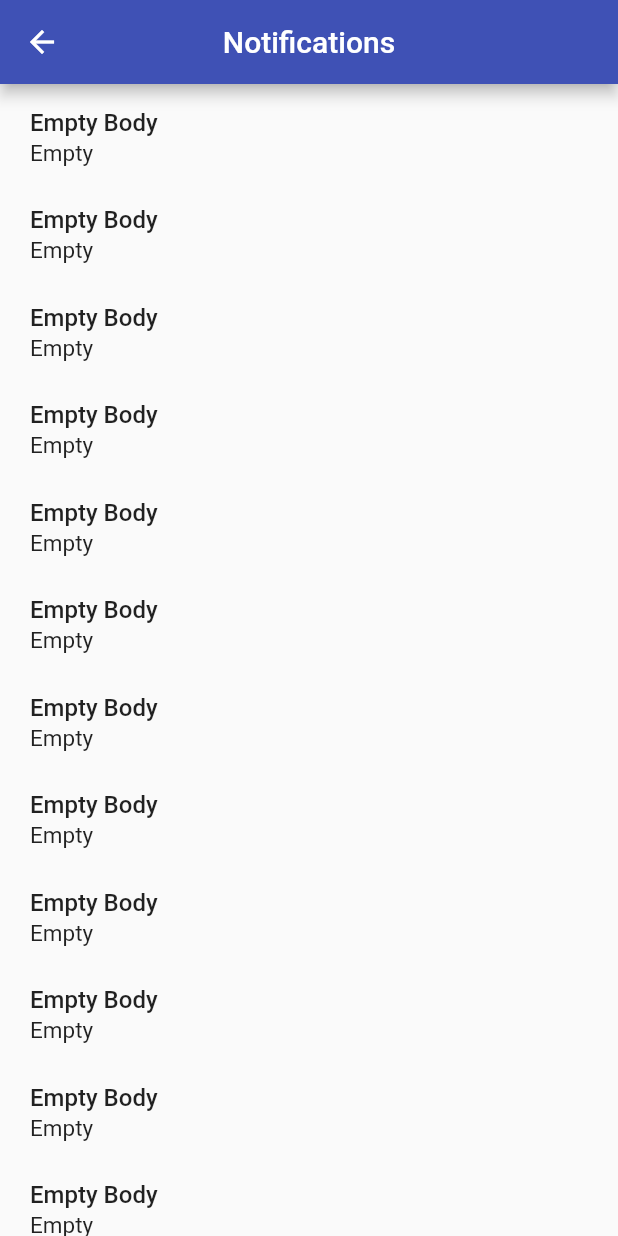
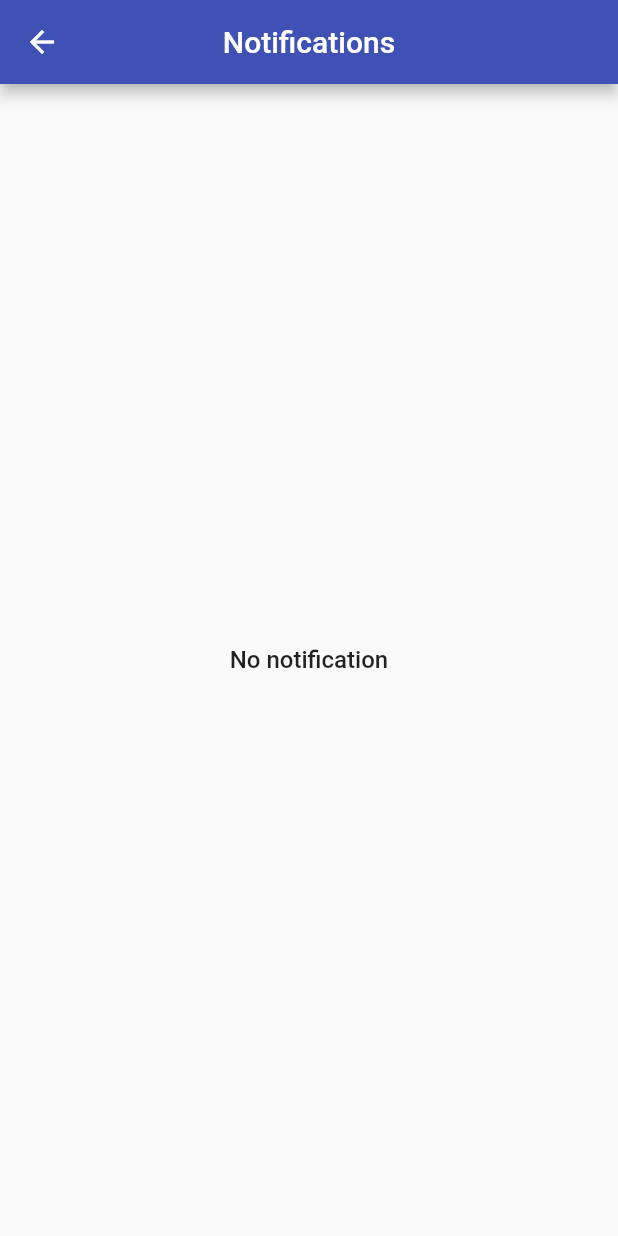
Before and after one commit to Mustakimmokter/Flutter_push_notification, a Flutter app: the screen it shows after launch, after a tap on the "notifications" icon, on a phone screen of 412 x 824 dp. Run offline on Flutter 3.47's test engine with Material 2 defaults, Android fonts, the phone set to English and light mode, and no system bars; our stand-ins replace firebase_core, firebase_messaging, flutter_local_notifications; accounts and stored records are empty.

Commit message:
Implement local notification

```diff
--- a/lib/helper/app_router.dart
+++ /dev/null
@@ -1,6 +0,0 @@
-import 'package:flutter/material.dart';
-
-class AppRoute {
-
-
-}
--- a/lib/main.dart
+++ b/lib/main.dart
@@ -1,4 +1,5 @@
 import 'package:firebase_core/firebase_core.dart';
+import 'package:firebase_messaging/firebase_messaging.dart';
 import 'package:firebase_push_notification/screens/home_screen.dart';
 import 'package:flutter/material.dart';
 
@@ -20,7 +21,12 @@ Future<void> main()async{
   // );
   WidgetsFlutterBinding.ensureInitialized();
   await Firebase.initializeApp();
+  FirebaseMessaging.onBackgroundMessage(_firebaseMessagingBackgroundHandler);
   runApp(const MyApp());
+}
+
+Future<void> _firebaseMessagingBackgroundHandler(RemoteMessage message)async{
+  await Firebase.initializeApp();
 }
 
 class MyApp extends StatelessWidget {
--- a/lib/screens/home_screen.dart
+++ b/lib/screens/home_screen.dart
@@ -1,5 +1,9 @@
+import 'dart:convert';
+
+import 'package:firebase_messaging/firebase_messaging.dart';
 import 'package:firebase_push_notification/screens/notifications_screen.dart';
 import 'package:flutter/material.dart';
+import 'package:flutter_local_notifications/flutter_local_notifications.dart';
 
 class HomeScreen extends StatefulWidget {
   const HomeScreen({Key? key}) : super(key: key);
@@ -11,20 +15,127 @@ class HomeScreen extends StatefulWidget {
 }
 
 class _HomeScreenState extends State<HomeScreen> {
-  final int _notificationQty = 0;
+   int _notificationId = 0;
 
   int selectedIndex = 0;
 
-  void getSelectedTab(int index){
+  // final TextEditingController _bodyController = TextEditingController();
+  // final TextEditingController _titleController = TextEditingController();
+  final FirebaseMessaging _messaging = FirebaseMessaging.instance;
+  FlutterLocalNotificationsPlugin? notificationsPlugin;
 
-      selectedIndex = index;
+  // Device Permission
+  // Future<void> _notificationPermission()async{
+  //
+  //   NotificationSettings settings = await _messaging.requestPermission(
+  //     alert: true,
+  //     announcement: false,
+  //     badge: true,
+  //     carPlay: false,
+  //     criticalAlert: false,
+  //     provisional: false,
+  //     sound: true,
+  //   );
+  //
+  //   print('User granted permission: ${settings.authorizationStatus}');
+  // }
+
+  Future<String> getToken()async{
+// use the returned token to send messages to users from your custom server
+    String? token = await _messaging.getToken(
+      vapidKey: "BGpdLRs......",
+    );
+
+    print("--------------${token}___________");
+    return token ?? '';
+  }
+
+  Future<void> initialNotificationMessage()async{
+
+    // Foreground Notification
+    FirebaseMessaging.onMessage.listen((RemoteMessage message) {
+      if(message.notification != null){
+        _showNotification(message);
+        print(message.notification!.body);
+      }
+    });
+
+    // Background Notification
+    FirebaseMessaging.onMessageOpenedApp.listen((RemoteMessage message) {
+      if(message.notification != null){
+        print(message.data);
+        print(message.notification!.body);
+        Navigator.push(context, MaterialPageRoute(builder: (_)=>NotificationsScreen(
+          notificationTitle: message.notification!.title,
+          notificationBody: message.notification!.body,
+        )));
+      }
+    });
+
+    //Terminated  Notification
+    FirebaseMessaging.instance.getInitialMessage().then((RemoteMessage? message){
+      if(message != null){
+        print(message.data);
+      }
+
+    });
+  }
+
+  Future<void> initNotification()async{
+    const initAndroid = AndroidInitializationSettings('@mipmap/ic_launcher');
+    const initIOS = DarwinInitializationSettings();
+
+    const initSetting = InitializationSettings(android: initAndroid,iOS: initIOS);
+    notificationsPlugin = FlutterLocalNotificationsPlugin();
+    notificationsPlugin!.initialize(initSetting,onDidReceiveNotificationResponse: (message){
+      onSelectedNotification(message);
+    });
+  }
+
+  Future<void> _showNotification(RemoteMessage payload)async{
+    const AndroidNotificationDetails androidNotification = AndroidNotificationDetails(
+    'Your chanel id',
+    'Your chanel name',
+      channelDescription: 'Chanel Description',
+      playSound: true,
+      importance: Importance.max,
+      priority: Priority.high,
+      ticker: 'ticker',
+      autoCancel: true,
+    );
+    const DarwinNotificationDetails iosNotification = DarwinNotificationDetails(presentSound: false);
 
 
+    const notificationPlatformDetails = NotificationDetails(android: androidNotification,iOS: iosNotification);
+
+    notificationsPlugin!.show(
+        _notificationId,
+      payload.notification!.title,
+      payload.notification!.body,
+      notificationPlatformDetails,
+      payload: jsonEncode(payload.data),
+    );
+    _notificationId++;
+
   }
-  final List<String> labels = ['TabOne', 'TabTwo', 'TabThree'];
-  final List<Color> labelColors = [Colors.blue,Colors.red,Colors.green];
-  final TextEditingController _bodyController = TextEditingController();
-  final TextEditingController _titleController = TextEditingController();
+
+   //When app running onscreen notification click call here
+  Future<void> onSelectedNotification(NotificationResponse payload)async{
+    Map<String,dynamic> data = jsonDecode(payload.payload!);
+    print("____________${data['title']}______________");
+    print(payload.payload);
+    Navigator.push(context, MaterialPageRoute(builder: (_)=>NotificationsScreen(notificationTitle: data['title'], notificationBody: data['body'])));
+  }
+
+
+  @override
+  void initState() {
+    super.initState();
+    getToken();
+    initialNotificationMessage();
+    initNotification();
+  }
+
   @override
   Widget build(BuildContext context) {
     return Scaffold(
@@ -33,15 +144,12 @@ class _HomeScreenState extends State<HomeScreen> {
           Stack(
             children: [
               IconButton(onPressed: (){
-                Navigator.push(context, MaterialPageRoute(builder: (_)=>const NotificationsScreen(
-                  notificationBody: 'Empty',
-                  notificationTitle: 'Empty Body',
-                )));
+                Navigator.push(context, MaterialPageRoute(builder: (_)=>const NotificationsScreen()));
               }, icon: const Icon(Icons.notifications)),
-              _notificationQty > 0? Positioned(
+              _notificationId > 0? Positioned(
                 right: 21,
                 bottom: 25,
-                child: Text(_notificationQty.toString(),style: const TextStyle(color: Colors.red,fontSize: 10),),
+                child: Text(_notificationId.toString(),style: const TextStyle(color: Colors.red,fontSize: 10),),
               ) : const SizedBox(),
             ],
           ),
@@ -54,43 +162,48 @@ class _HomeScreenState extends State<HomeScreen> {
           mainAxisAlignment: MainAxisAlignment.center,
           children: [
             //const CustomText(text: 'Notification',),
-            //const SizedBox(height: 10),
-            TextField(
-              controller: _titleController,
-              decoration: const InputDecoration(
-                //contentPadding: EdgeInsets.symmetric(horizontal: 10,vertical: 6),
-                // border: OutlineInputBorder(
-                //   borderSide: BorderSide.none
-                // ),
-                hintText: 'Enter Title',
-              ),
-              onChanged: (message){
-                message = _titleController.text;
-              },
-            ),
-            const SizedBox(height: 20),
-            TextField(
-              controller: _bodyController,
-              keyboardType: TextInputType.multiline,
-              maxLines: 5,
-              decoration: const InputDecoration(
-                contentPadding: EdgeInsets.symmetric(horizontal: 10,vertical: 6),
-                border: OutlineInputBorder(),
-                hintText: 'Enter your message',
-              ),
-              onChanged: (message){
-                message = _bodyController.text;
-              },
-            ),
-            const SizedBox(height: 20,),
+            // //const SizedBox(height: 10),
+            // TextField(
+            //   controller: _titleController,
+            //   decoration: const InputDecoration(
+            //     //contentPadding: EdgeInsets.symmetric(horizontal: 10,vertical: 6),
+            //     // border: OutlineInputBorder(
+            //     //   borderSide: BorderSide.none
+            //     // ),
+            //     hintText: 'Enter Title',
+            //   ),
+            //   onChanged: (message){
+            //     message = _titleController.text;
+            //   },
+            // ),
+            // const SizedBox(height: 20),
+            // TextField(
+            //   controller: _bodyController,
+            //   keyboardType: TextInputType.multiline,
+            //   maxLines: 5,
+            //   decoration: const InputDecoration(
+            //     contentPadding: EdgeInsets.symmetric(horizontal: 10,vertical: 6),
+            //     border: OutlineInputBorder(),
+            //     hintText: 'Enter your message',
+            //   ),
+            //   onChanged: (message){
+            //     message = _bodyController.text;
+            //   },
+            // ),
+            // const SizedBox(height: 20,),
             ElevatedButton(
               onPressed: (){
-                Navigator.push(context, MaterialPageRoute(builder: (_)=>NotificationsScreen(
-                  notificationTitle: _titleController.text,
-                  notificationBody: _bodyController.text,
-                )));
-                // _titleController.clear();
-                //  _bodyController.clear();
+                _messaging.subscribeToTopic('120');
+              },
+              child: const Padding(
+                padding: EdgeInsets.all(15.0),
+                child: Text('Push Local Notification'),
+              ),
+            ),
+            SizedBox(height: 20),
+            ElevatedButton(
+              onPressed: (){
+               _messaging.unsubscribeFromTopic('120');
               },
               child: const Padding(
                 padding: EdgeInsets.all(15.0),
--- a/lib/screens/notifications_screen.dart
+++ b/lib/screens/notifications_screen.dart
@@ -4,8 +4,8 @@ import 'package:flutter/material.dart';
 class NotificationsScreen extends StatelessWidget {
   const NotificationsScreen({
     Key? key,
-    required this.notificationTitle,
-    required this.notificationBody,
+    this.notificationTitle,
+    this.notificationBody,
   }) : super(key: key);
   final String? notificationTitle, notificationBody;
 
@@ -13,24 +13,21 @@ class NotificationsScreen extends StatelessWidget {
   Widget build(BuildContext context) {
     return Scaffold(
       appBar: AppBar(
-        title: Text('Notifications'),
+        title: const Text('Notifications'),
         centerTitle: true,
       ),
-      body: ListView.builder(
-        itemCount: 30,
+      body: notificationBody != null && notificationTitle != null? ListView.builder(
+        itemCount: 1,
         itemBuilder: (context, index) {
           return Padding(
             padding:
-                const EdgeInsets.only(left: 20, right: 30, top: 15, bottom: 10),
+            const EdgeInsets.only(left: 20, right: 30, top: 15, bottom: 10),
             child: Column(
               crossAxisAlignment: CrossAxisAlignment.start,
               children: [
-                CustomText(text: notificationTitle ?? 'Notification Title'),
+                CustomText(text: notificationTitle!),
                 CustomText(
-                  text: notificationBody ??
-                      'A text is a passage of words that conveys a set of meanings to the person who is'
-                      ' reading it. It\'s a body of written work, in various forms and structures, '
-                      'that can be words, phrases and sentences that piece together a passage of written work.',
+                  text: notificationBody!,
                   fontWeight: FontWeight.normal,
                   size: 15,
                 ),
@@ -38,7 +35,8 @@ class NotificationsScreen extends StatelessWidget {
             ),
           );
         },
-      ),
+      ):
+      const Center(child: CustomText(text: 'No notification',),),
     );
   }
 }
--- a/pubspec.yaml
+++ b/pubspec.yaml
@@ -18,10 +18,11 @@ dependencies:
 
 
   cupertino_icons: ^1.0.2
-  firebase_auth: ^4.2.8
   firebase_core: ^2.6.1
   firebase_messaging: ^14.2.4
   flutter_local_notifications: ^13.0.0
+  http: ^0.13.5
+  path_provider: ^2.0.13
 
 
 
```
Also changed, not shown: pubspec.lock, 1 other file.
